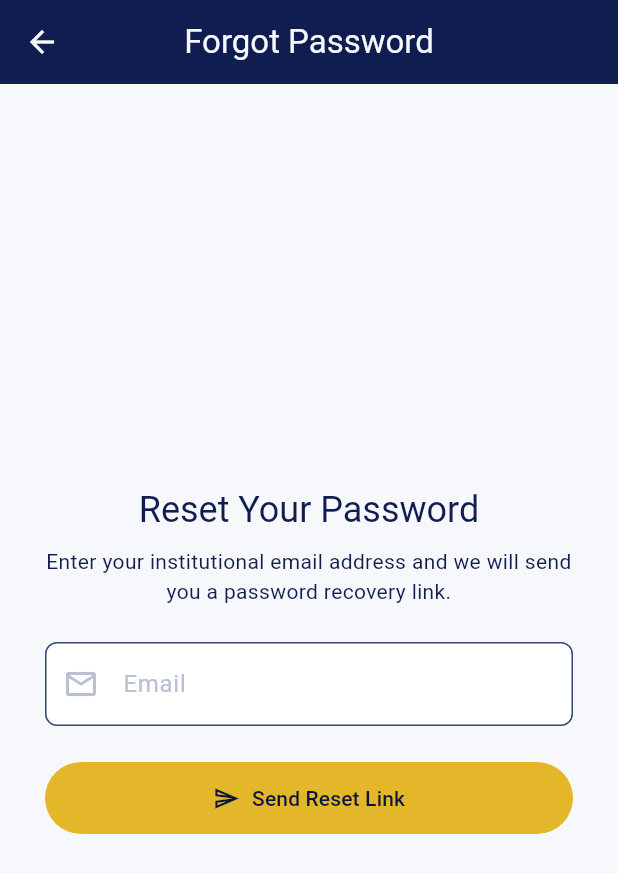
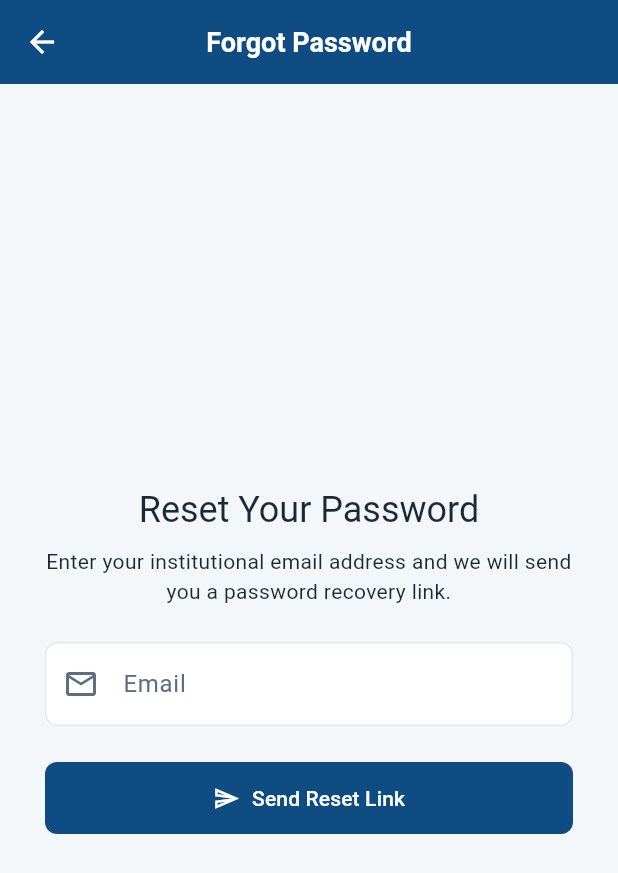
Before and after one commit to Steadfast0001/Liah_App, a Flutter app: the screen it shows after launch, after a tap on "Forgot password?", on a phone screen of 412 x 824 dp. Shown: the top 873 px of the screen. Run offline on Flutter 3.47's test engine with Material 3 defaults, Android fonts, the phone set to English and light mode, and no system bars; our stand-ins replace equatable, flutter_dotenv, flutter_riverpod, go_router, supabase_flutter; accounts and stored records are empty.

Commit message:
feat(theme): implement Primary Palette design tokens across app and core widgets

```diff
--- a/lib/app/theme/app_colors.dart
+++ b/lib/app/theme/app_colors.dart
@@ -1,15 +1,55 @@
 import 'package:flutter/material.dart';
 
+/// Primary Palette as specified by the Liah Academy design system:
+///
+/// | Role              | Hex     | Color Name          | Usage                                  |
+/// |-------------------|---------|---------------------|----------------------------------------|
+/// | Primary           | #0F4C81 | Deep Academic Blue  | App bars, primary buttons, links       |
+/// | Primary Light     | #3A7CA5 | Medium Blue         | Hover / secondary actions              |
+/// | Primary Container | #E8F1F8 | Soft Blue           | Selected items, subtle backgrounds     |
+/// | Secondary         | #1A7A4C | Forest Green        | Success, "Paid", "Approved"            |
+/// | Accent            | #E67E22 | Warm Orange         | Highlights, important CTAs, badges     |
+/// | Background        | #F4F7FA | Cool Off-White      | Scaffold background                    |
+/// | Surface           | #FFFFFF | White               | Cards, bottom sheets                   |
+/// | Error             | #C0392B | Strong Red          | Errors, Rejected, Failed               |
+/// | Warning           | #D68910 | Amber               | Pending, deadlines                     |
+/// | Text Primary      | #1C2833 | Near Black          | Main text                              |
+/// | Text Secondary    | #5D6D7E | Cool Grey           | Captions, hints                        |
 abstract final class AppColors {
-  static const navy = Color(0xFF101D50);
-  static const navyDeep = Color(0xFF0B153D);
-  static const surface = Color(0xFF17265E);
-  static const surfaceRaised = Color(0xFF20336F);
-  static const gold = Color(0xFFE4B62A);
-  static const onNavy = Color(0xFFF7F8FC);
-  static const muted = Color(0xFFB8C1D3);
-  static const border = Color(0xFF344675);
-  static const goldTint = Color(0x33E4B62A);
-  static const successBackground = Color(0xFFD8F0DC);
-  static const successText = Color(0xFF245333);
+  // --- Canonical Primary Palette ---
+  static const primary = Color(0xFF0F4C81);
+  static const primaryLight = Color(0xFF3A7CA5);
+  static const primaryContainer = Color(0xFFE8F1F8);
+
+  static const secondary = Color(0xFF1A7A4C);
+  static const secondaryContainer = Color(0xFFE8F8F0);
+
+  static const accent = Color(0xFFE67E22);
+  static const accentContainer = Color(0xFFFDF2E9);
+
+  static const background = Color(0xFFF4F7FA);
+  static const surface = Color(0xFFFFFFFF);
+  static const surfaceRaised = Color(0xFFFFFFFF);
+
+  static const error = Color(0xFFC0392B);
+  static const errorContainer = Color(0xFFFDEDEC);
+
+  static const warning = Color(0xFFD68910);
+  static const warningContainer = Color(0xFFFEF9E7);
+
+  static const textPrimary = Color(0xFF1C2833);
+  static const textSecondary = Color(0xFF5D6D7E);
+
+  static const border = Color(0xFFE2E8F0);
+  static const borderDark = Color(0xFFD5DBDB);
+
+  // --- Aliases for Backward Compatibility ---
+  static const navy = primary;
+  static const navyDeep = primary;
+  static const gold = accent;
+  static const goldTint = accentContainer;
+  static const onNavy = textPrimary;
+  static const muted = textSecondary;
+  static const successBackground = secondaryContainer;
+  static const successText = secondary;
 }
--- a/lib/app/theme/app_theme.dart
+++ b/lib/app/theme/app_theme.dart
@@ -6,39 +6,51 @@ abstract final class AppTheme {
   static ThemeData get light {
     const scheme = ColorScheme(
       brightness: Brightness.light,
-      primary: AppColors.gold,
-      onPrimary: AppColors.navyDeep,
-      primaryContainer: AppColors.goldTint,
-      onPrimaryContainer: AppColors.navy,
-      secondary: AppColors.surfaceRaised,
-      onSecondary: AppColors.onNavy,
-      secondaryContainer: AppColors.surface,
-      onSecondaryContainer: AppColors.onNavy,
-      tertiary: AppColors.muted,
-      onTertiary: AppColors.navyDeep,
-      error: Color(0xFFBA1A1A),
+      primary: AppColors.primary,
+      onPrimary: Colors.white,
+      primaryContainer: AppColors.primaryContainer,
+      onPrimaryContainer: AppColors.primary,
+      secondary: AppColors.secondary,
+      onSecondary: Colors.white,
+      secondaryContainer: AppColors.secondaryContainer,
+      onSecondaryContainer: AppColors.secondary,
+      tertiary: AppColors.accent,
+      onTertiary: Colors.white,
+      tertiaryContainer: AppColors.accentContainer,
+      onTertiaryContainer: AppColors.accent,
+      error: AppColors.error,
       onError: Colors.white,
-      surface: AppColors.onNavy,
-      onSurface: AppColors.navy,
-      onSurfaceVariant: AppColors.muted,
+      errorContainer: AppColors.errorContainer,
+      onErrorContainer: AppColors.error,
+      surface: AppColors.surface,
+      onSurface: AppColors.textPrimary,
+      onSurfaceVariant: AppColors.textSecondary,
       outline: AppColors.border,
-      shadow: Colors.black26,
+      outlineVariant: AppColors.borderDark,
+      shadow: Colors.black12,
       scrim: Colors.black54,
-      inverseSurface: AppColors.navy,
-      onInverseSurface: AppColors.onNavy,
-      inversePrimary: AppColors.gold,
-      surfaceTint: AppColors.gold,
+      inverseSurface: AppColors.textPrimary,
+      onInverseSurface: AppColors.surface,
+      inversePrimary: AppColors.primaryLight,
+      surfaceTint: AppColors.primary,
     );
 
     return ThemeData(
       colorScheme: scheme,
-      scaffoldBackgroundColor: AppColors.onNavy,
+      scaffoldBackgroundColor: AppColors.background,
       useMaterial3: true,
       appBarTheme: const AppBarTheme(
         centerTitle: true,
-        backgroundColor: AppColors.navy,
-        foregroundColor: AppColors.onNavy,
+        backgroundColor: AppColors.primary,
+        foregroundColor: Colors.white,
         elevation: 0,
+        iconTheme: IconThemeData(color: Colors.white),
+        actionsIconTheme: IconThemeData(color: Colors.white),
+        titleTextStyle: TextStyle(
+          color: Colors.white,
+          fontSize: 18,
+          fontWeight: FontWeight.w600,
+        ),
       ),
       cardTheme: CardThemeData(
         color: AppColors.surface,
@@ -50,13 +62,39 @@ abstract final class AppTheme {
       ),
       filledButtonTheme: FilledButtonThemeData(
         style: FilledButton.styleFrom(
-          backgroundColor: AppColors.gold,
-          foregroundColor: AppColors.navyDeep,
+          backgroundColor: AppColors.primary,
+          foregroundColor: Colors.white,
+          shape: RoundedRectangleBorder(
+            borderRadius: BorderRadius.circular(8),
+          ),
+        ),
+      ),
+      elevatedButtonTheme: ElevatedButtonThemeData(
+        style: ElevatedButton.styleFrom(
+          backgroundColor: AppColors.primary,
+          foregroundColor: Colors.white,
+          shape: RoundedRectangleBorder(
+            borderRadius: BorderRadius.circular(8),
+          ),
+        ),
+      ),
+      outlinedButtonTheme: OutlinedButtonThemeData(
+        style: OutlinedButton.styleFrom(
+          foregroundColor: AppColors.primary,
+          side: const BorderSide(color: AppColors.primaryLight),
+          shape: RoundedRectangleBorder(
+            borderRadius: BorderRadius.circular(8),
+          ),
+        ),
+      ),
+      textButtonTheme: TextButtonThemeData(
+        style: TextButton.styleFrom(
+          foregroundColor: AppColors.primary,
         ),
       ),
       inputDecorationTheme: InputDecorationTheme(
         filled: true,
-        fillColor: Colors.white,
+        fillColor: AppColors.surface,
         border: OutlineInputBorder(
           borderRadius: BorderRadius.circular(8),
           borderSide: const BorderSide(color: AppColors.border),
@@ -67,9 +105,51 @@ abstract final class AppTheme {
         ),
         focusedBorder: OutlineInputBorder(
           borderRadius: BorderRadius.circular(8),
-          borderSide: const BorderSide(color: AppColors.gold, width: 2),
+          borderSide: const BorderSide(color: AppColors.primary, width: 2),
         ),
-        labelStyle: const TextStyle(color: AppColors.muted),
+        errorBorder: OutlineInputBorder(
+          borderRadius: BorderRadius.circular(8),
+          borderSide: const BorderSide(color: AppColors.error),
+        ),
+        focusedErrorBorder: OutlineInputBorder(
+          borderRadius: BorderRadius.circular(8),
+          borderSide: const BorderSide(color: AppColors.error, width: 2),
+        ),
+        labelStyle: const TextStyle(color: AppColors.textSecondary),
+        hintStyle: const TextStyle(color: AppColors.textSecondary),
+      ),
+      navigationBarTheme: NavigationBarThemeData(
+        backgroundColor: AppColors.surface,
+        indicatorColor: AppColors.primaryContainer,
+        iconTheme: WidgetStateProperty.resolveWith((states) {
+          if (states.contains(WidgetState.selected)) {
+            return const IconThemeData(color: AppColors.primary);
+          }
+          return const IconThemeData(color: AppColors.textSecondary);
+        }),
+        labelTextStyle: WidgetStateProperty.resolveWith((states) {
+          if (states.contains(WidgetState.selected)) {
+            return const TextStyle(
+              color: AppColors.primary,
+              fontWeight: FontWeight.w600,
+              fontSize: 12,
+            );
+          }
+          return const TextStyle(
+            color: AppColors.textSecondary,
+            fontSize: 12,
+          );
+        }),
+      ),
+      bottomNavigationBarTheme: const BottomNavigationBarThemeData(
+        backgroundColor: AppColors.surface,
+        selectedItemColor: AppColors.primary,
+        unselectedItemColor: AppColors.textSecondary,
+        type: BottomNavigationBarType.fixed,
+        elevation: 8,
+      ),
+      drawerTheme: const DrawerThemeData(
+        backgroundColor: AppColors.surface,
       ),
       dividerColor: AppColors.border,
     );
--- a/lib/core/widgets/app_button.dart
+++ b/lib/core/widgets/app_button.dart
@@ -46,8 +46,8 @@ class AppButton extends StatelessWidget {
     final button = switch (variant) {
       AppButtonVariant.primary => FilledButton(
           style: FilledButton.styleFrom(
-            backgroundColor: AppColors.gold,
-            foregroundColor: AppColors.navyDeep,
+            backgroundColor: AppColors.primary,
+            foregroundColor: Colors.white,
             padding: const EdgeInsets.symmetric(horizontal: 18, vertical: 12),
           ),
           onPressed: effectiveOnPressed,
@@ -55,8 +55,8 @@ class AppButton extends StatelessWidget {
         ),
       AppButtonVariant.secondary => FilledButton(
           style: FilledButton.styleFrom(
-            backgroundColor: AppColors.surfaceRaised,
-            foregroundColor: AppColors.onNavy,
+            backgroundColor: AppColors.primaryContainer,
+            foregroundColor: AppColors.primary,
             padding: const EdgeInsets.symmetric(horizontal: 18, vertical: 12),
           ),
           onPressed: effectiveOnPressed,
@@ -64,8 +64,8 @@ class AppButton extends StatelessWidget {
         ),
       AppButtonVariant.outlined => OutlinedButton(
           style: OutlinedButton.styleFrom(
-            foregroundColor: AppColors.navy,
-            side: const BorderSide(color: AppColors.border),
+            foregroundColor: AppColors.primary,
+            side: const BorderSide(color: AppColors.primaryLight),
             padding: const EdgeInsets.symmetric(horizontal: 18, vertical: 12),
           ),
           onPressed: effectiveOnPressed,
@@ -73,7 +73,7 @@ class AppButton extends StatelessWidget {
         ),
       AppButtonVariant.danger => FilledButton(
           style: FilledButton.styleFrom(
-            backgroundColor: Theme.of(context).colorScheme.error,
+            backgroundColor: AppColors.error,
             foregroundColor: Colors.white,
             padding: const EdgeInsets.symmetric(horizontal: 18, vertical: 12),
           ),
--- a/lib/core/widgets/empty_state.dart
+++ b/lib/core/widgets/empty_state.dart
@@ -27,14 +27,14 @@ class EmptyState extends StatelessWidget {
         child: Column(
           mainAxisSize: MainAxisSize.min,
           children: [
-            Icon(icon, size: 56, color: AppColors.border),
+            Icon(icon, size: 56, color: AppColors.textSecondary),
             const SizedBox(height: 12),
             Text(
               title,
               textAlign: TextAlign.center,
               style: Theme.of(context).textTheme.titleMedium?.copyWith(
                     fontWeight: FontWeight.w600,
-                    color: AppColors.navy,
+                    color: AppColors.textPrimary,
                   ),
             ),
             if (subtitle != null) ...[
@@ -42,7 +42,7 @@ class EmptyState extends StatelessWidget {
               Text(
                 subtitle!,
                 textAlign: TextAlign.center,
-                style: const TextStyle(color: AppColors.border, fontSize: 13),
+                style: const TextStyle(color: AppColors.textSecondary, fontSize: 13),
               ),
             ],
             if (actionLabel != null && onAction != null) ...[
--- a/lib/core/widgets/section_header.dart
+++ b/lib/core/widgets/section_header.dart
@@ -29,7 +29,7 @@ class SectionHeader extends StatelessWidget {
                   title,
                   style: Theme.of(context).textTheme.titleMedium?.copyWith(
                         fontWeight: FontWeight.bold,
-                        color: AppColors.navy,
+                        color: AppColors.textPrimary,
                       ),
                 ),
                 if (subtitle != null) ...[
@@ -37,7 +37,7 @@ class SectionHeader extends StatelessWidget {
                   Text(
                     subtitle!,
                     style: const TextStyle(
-                      color: AppColors.border,
+                      color: AppColors.textSecondary,
                       fontSize: 12,
                     ),
                   ),
```
Also changed, not shown: lib/core/widgets/matricule_badge.dart (+4 -4 lines), lib/core/widgets/status_chip.dart (+12 -12 lines), lib/features/dashboard/presentation/screens/role_dashboard_screen.dart (+31 -32 lines), lib/features/registration/presentation/screens/course_registration_screen.dart (+19 -18 lines), lib/features/students/presentation/screens/student_list_screen.dart (+7 -7 lines).
